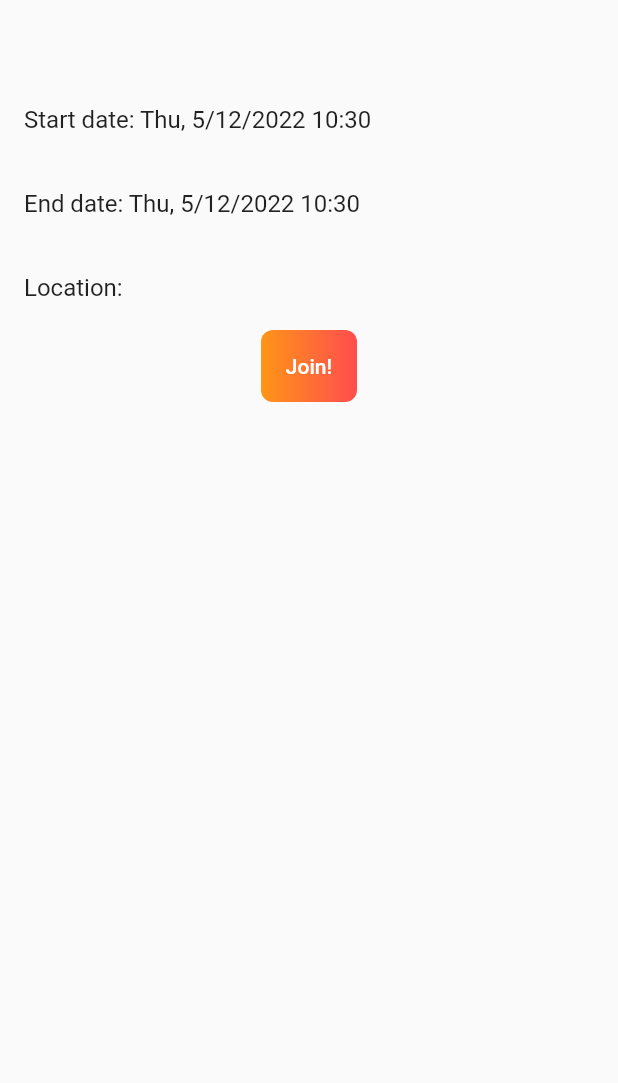
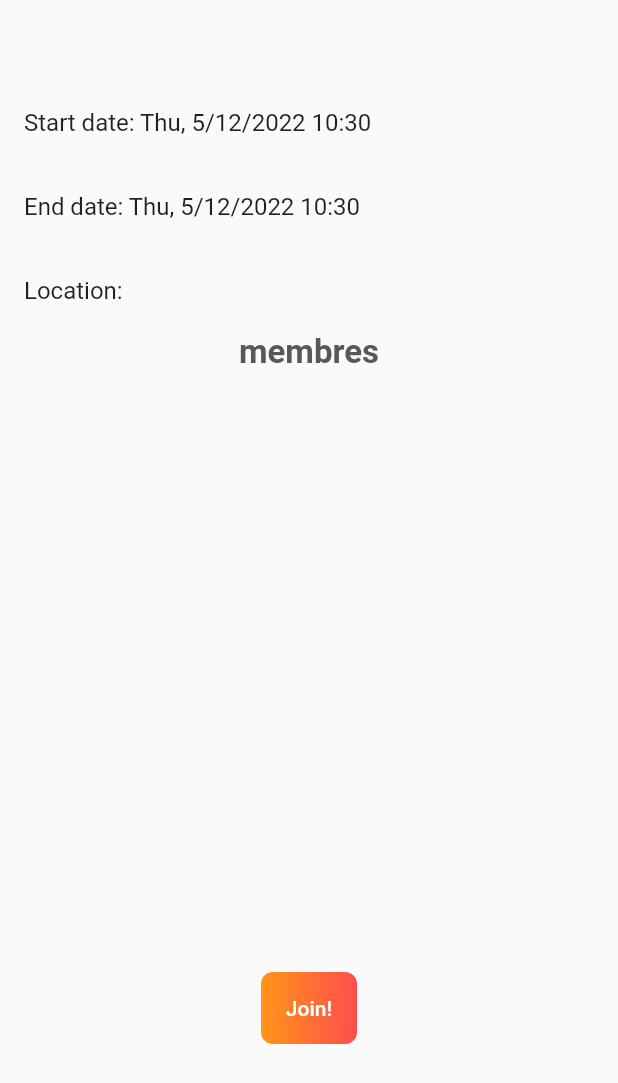
Before and after one commit to bar4488/hackathon_project, a Flutter app: the ModalViewSession widget shown alone on an empty page, opened directly with empty values, on a phone screen of 412 x 824 dp. Shown: the top 1083 px of the screen. Run offline on Flutter 3.47's test engine with Material 2 defaults, Android fonts, the phone set to English and light mode, and no system bars; our stand-ins replace flutter_datetime_picker, graphql; network calls fail.

Commit message:
person avatar and refresh

```diff
--- a/lib/community_page/community_page.dart
+++ b/lib/community_page/community_page.dart
@@ -116,7 +116,7 @@ class _CommunityPageState extends State<CommunityPage> {
                         child: buildCommunityMeetings(controller.meetings),
                       ),
                       SingleChildScrollView(
-                        child: buildCommunityMeetings(controller.meetings),
+                        child: buildCommunityMeetings(controller.myMeetings),
                       ),
                     ],
                   ),
@@ -137,6 +137,7 @@ class _CommunityPageState extends State<CommunityPage> {
             onTap: () {
               showModalBottomSheet(
                 context: context,
+                isScrollControlled: true,
                 builder: (context) => ModalAddSession(
                   controller: controller,
                 ),
@@ -179,6 +180,7 @@ class _CommunityPageState extends State<CommunityPage> {
               onPressed: () {
                 showModalBottomSheet(
                   context: context,
+                  isScrollControlled: true,
                   builder: (context) => ModalViewSession(
                     meeting: CommunityMeeting.fromMeeting(
                       controller.community,
--- a/lib/community_page/widgets/ModalViewSession.dart
+++ b/lib/community_page/widgets/ModalViewSession.dart
@@ -22,6 +22,7 @@ class _ModalViewSessionState extends State<ModalViewSession> {
   Widget build(BuildContext context) {
     DateFormat f = DateFormat("EEE, M/d/y HH:mm");
     return SafeArea(
+      top: false,
       child: Column(
         mainAxisSize: MainAxisSize.min,
         children: <Widget>[
@@ -32,9 +33,9 @@ class _ModalViewSessionState extends State<ModalViewSession> {
             child: Text(
               widget.meeting.name,
               style: TextStyle(
-                fontSize: 24,
-                fontWeight: FontWeight.bold,
-              ),
+                  fontSize: 26,
+                  fontWeight: FontWeight.bold,
+                  color: Color(0xff606060)),
             ),
           ),
           ListTile(
@@ -45,6 +46,31 @@ class _ModalViewSessionState extends State<ModalViewSession> {
           ),
           ListTile(
             title: Text("Location: ${widget.meeting.location ?? 'unknown'}"),
+          ),
+          Text(
+            "membres",
+            style: TextStyle(
+              fontSize: 22,
+              fontWeight: FontWeight.bold,
+              color: Color(0xff585858),
+            ),
+          ),
+          SizedBox(
+            height: 400,
+            child: ListView(
+              children: [
+                for (var member in widget.meeting.members)
+                  ListTile(
+                    leading: CircleAvatar(
+                      child: Icon(Icons.person),
+                      backgroundColor: Colors
+                          .primaries[member.hashCode % Colors.primaries.length],
+                      foregroundColor: Colors.white,
+                    ),
+                    title: Text(member),
+                  )
+              ],
+            ),
           ),
           Container(
             decoration: BoxDecoration(
--- a/lib/main_page/main_controller.dart
+++ b/lib/main_page/main_controller.dart
@@ -38,6 +38,8 @@ class MainPageController extends ChangeNotifier {
   }
 
   Future loadContent() async {
+    loaded = false;
+    notifyListeners();
     communities = await database.getAllCommunities();
     nextMeetings = await loadNextMeetings();
     username = await database.getUsername();
--- a/lib/main_page/main_page.dart
+++ b/lib/main_page/main_page.dart
@@ -82,11 +82,7 @@ class _MainPageState extends State<MainPage> {
                               children: [
                                 IconButton(
                                   onPressed: () {
-                                    Navigator.of(context).push(
-                                      MaterialPageRoute(
-                                        builder: ((context) => SubscribePage()),
-                                      ),
-                                    );
+                                    controller.loadContent();
                                   },
                                   icon: Icon(Icons.refresh),
                                 ),
--- a/lib/models/community_meeting.dart
+++ b/lib/models/community_meeting.dart
@@ -16,6 +16,8 @@ class CommunityMeeting {
   String? description;
   String? location;
   List<String> members = [];
+
+  Duration get duration => end.difference(start);
 
   CommunityMeeting({
     required this.community,
--- a/lib/models/meeting.dart
+++ b/lib/models/meeting.dart
@@ -12,6 +12,8 @@ class Meeting {
   String? description;
   String? location;
   List<String> members = [];
+
+  Duration get duration => end.difference(start);
 
   Meeting({
     required this.name,
```
Also changed, not shown: lib/community_page/community_controller.dart (+5 -10 lines), lib/main_page/widgets/NextMeetingCard.dart (+11 -27 lines).
